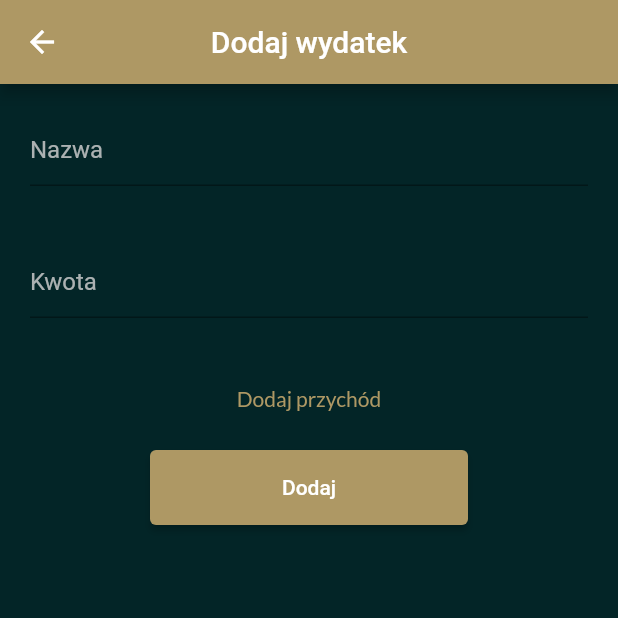
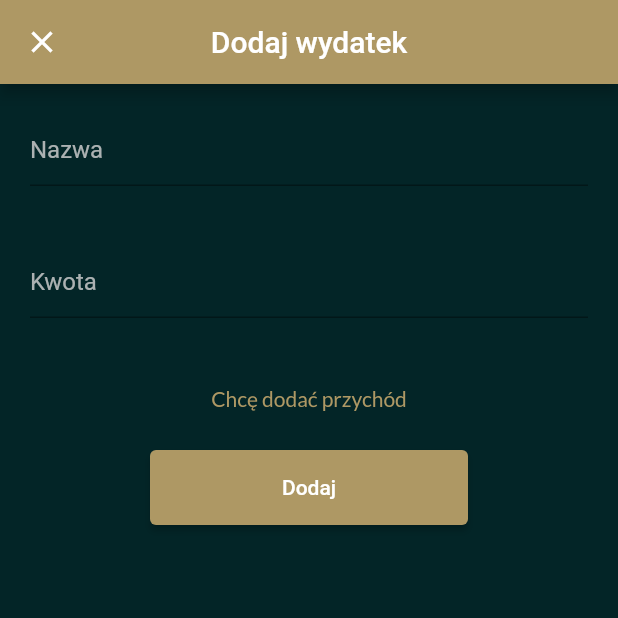
Before and after one commit to patrykstraczek/myfin, a Flutter app: the screen it shows once a user with an empty profile is signed in, item 2 of the bottom bar chosen, after a tap on the "add" icon, on a phone screen of 412 x 824 dp, the top half of it. Run offline on Flutter 3.47's test engine with Material 2 defaults, Android fonts, the phone set to English and light mode, and no system bars; our stand-ins replace bloc, cloud_firestore, firebase_auth, firebase_core, flutter_bloc, google_fonts; accounts and stored records are empty.

Commit message:
commit on 'master'

```diff
--- a/lib/App/app.dart
+++ b/lib/App/app.dart
@@ -12,7 +12,7 @@ class MyApp extends StatelessWidget {
     return MaterialApp(
       title: 'Flutter Demo',
       theme: ThemeData(
-        primarySwatch: Colors.blue,
+        primarySwatch: Colors.blueGrey,
       ),
       home: const RootPage(),
     );
--- a/lib/App/features/home/account_balance_page.dart
+++ b/lib/App/features/home/account_balance_page.dart
@@ -34,6 +34,24 @@ class _AccountBalancePageState extends State<AccountBalancePage> {
                 for (final document in documents) ...[
                   Dismissible(
                     key: ValueKey(document.id),
+                    background: const DecoratedBox(
+                      decoration: BoxDecoration(
+                        color: Color.fromARGB(255, 3, 37, 39),
+                      ),
+                      child: Align(
+                        alignment: Alignment.centerRight,
+                        child: Padding(
+                          padding: EdgeInsets.only(right: 32.0),
+                          child: Icon(
+                            Icons.delete,
+                            color: Colors.white,
+                          ),
+                        ),
+                      ),
+                    ),
+                    confirmDismiss: (direction) async {
+                      return direction == DismissDirection.endToStart;
+                    },
                     onDismissed: (_) {
                       FirebaseFirestore.instance
                           .collection('spendings')
@@ -54,7 +72,7 @@ class _AccountBalancePageState extends State<AccountBalancePage> {
                                 style: const TextStyle(color: Colors.white),
                               ),
                               Text(
-                                document['value'].toString(),
+                                document['value'].toString() + 'zł',
                                 style: const TextStyle(color: Colors.white),
                               ),
                             ],
--- a/lib/App/features/home/add_page.dart
+++ b/lib/App/features/home/add_page.dart
@@ -22,7 +22,8 @@ class AddPage extends StatefulWidget {
 class _AddPageState extends State<AddPage> {
   var addingIncome = false;
   var name = '';
-  var value = 3.0.toString();
+  double? _value;
+  double? _income;
 
   @override
   Widget build(BuildContext context) {
@@ -31,7 +32,9 @@ class _AddPageState extends State<AddPage> {
         builder: (context, snapshot) {
           return Scaffold(
             appBar: AppBar(
-              title: const Text('Dodaj wydatek'),
+              title: addingIncome == false
+                  ? const Text('Dodaj wydatek')
+                  : const Text('Dodaj przychód'),
               centerTitle: true,
               backgroundColor: const Color.fromARGB(255, 174, 152, 100),
             ),
@@ -59,12 +62,12 @@ class _AddPageState extends State<AddPage> {
                   padding: const EdgeInsets.all(20.0),
                   child: TextField(
                     controller: widget.valueController,
-                    keyboardType: TextInputType.number,
                     onChanged: (newValue) {
                       setState(() {
-                        value = newValue;
+                        _value = double.parse(newValue);
                       });
                     },
+                    keyboardType: TextInputType.number,
                     decoration: const InputDecoration(
                       hintText: 'Kwota',
                       hintStyle: TextStyle(
@@ -81,7 +84,7 @@ class _AddPageState extends State<AddPage> {
                           addingIncome = true;
                         });
                       },
-                      child: Text('Dodaj przychód',
+                      child: Text('Chcę dodać przychód',
                           style: GoogleFonts.lato(
                             color: const Color.fromARGB(255, 174, 152, 100),
                           )))
@@ -94,7 +97,7 @@ class _AddPageState extends State<AddPage> {
                       });
                     },
                     child: Text(
-                      'Dodaj wydatek',
+                      'Chcę dodać wydatek',
                       style: GoogleFonts.lato(
                         color: const Color.fromARGB(255, 174, 152, 100),
                       ),
@@ -107,8 +110,8 @@ class _AddPageState extends State<AddPage> {
                     child: ElevatedButton(
                       onPressed: () {
                         FirebaseFirestore.instance.collection('spendings').add({
-                          'name': widget.nameController.text,
-                          'value': widget.valueController.text
+                          'name': name,
+                          'value': _value,
                         });
                       },
                       child: const Text('Dodaj'),
@@ -125,10 +128,7 @@ class _AddPageState extends State<AddPage> {
                     child: ElevatedButton(
                       onPressed: () {
                         FirebaseFirestore.instance.collection('incomes').add(
-                          {
-                            'name': widget.nameController.text,
-                            'income': widget.valueController.text
-                          },
+                          {'name': name, 'income': _income},
                         );
                       },
                       child: const Text('Dodaj'),
--- a/lib/App/features/home/home_page.dart
+++ b/lib/App/features/home/home_page.dart
@@ -28,6 +28,7 @@ class _HomePageState extends State<HomePage> {
         backgroundColor: const Color.fromARGB(255, 0, 0, 0),
         onPressed: () {
           Navigator.of(context).push(MaterialPageRoute(
+            fullscreenDialog: true,
             builder: (_) => AddPage(),
           ));
         },
--- a/lib/App/features/home/incomes_page.dart
+++ b/lib/App/features/home/incomes_page.dart
@@ -33,6 +33,24 @@ class _IncomesPage extends State<IncomesPage> {
                 for (final document in documents) ...[
                   Dismissible(
                     key: ValueKey(document.id),
+                    background: const DecoratedBox(
+                      decoration: BoxDecoration(
+                        color: Color.fromARGB(255, 3, 37, 39),
+                      ),
+                      child: Align(
+                        alignment: Alignment.centerLeft,
+                        child: Padding(
+                          padding: EdgeInsets.only(left: 32.0),
+                          child: Icon(
+                            Icons.delete,
+                            color: Colors.white,
+                          ),
+                        ),
+                      ),
+                    ),
+                    confirmDismiss: (direction) async {
+                      return direction == DismissDirection.startToEnd;
+                    },
                     onDismissed: (_) {
                       FirebaseFirestore.instance
                           .collection('incomes')
@@ -53,7 +71,7 @@ class _IncomesPage extends State<IncomesPage> {
                                 style: const TextStyle(color: Colors.white),
                               ),
                               Text(
-                                document['income'].toString(),
+                                document['income'].toString() + 'zł',
                                 style: const TextStyle(color: Colors.white),
                               ),
                             ],
--- a/lib/App/features/home/info_page.dart
+++ b/lib/App/features/home/info_page.dart
@@ -41,7 +41,7 @@ class InfoPage extends StatelessWidget {
           Text(
             'Version 0.1',
             style: GoogleFonts.lato(
-              color: Colors.white,
+              color: const Color.fromARGB(125, 255, 255, 255),
             ),
           ),
         ],
--- a/pubspec.yaml
+++ b/pubspec.yaml
@@ -50,6 +50,12 @@ dev_dependencies:
   # package. See that file for information about deactivating specific lint
   # rules and activating additional ones.
   flutter_lints: ^1.0.0
+  flutter_launcher_icons: ^0.9.3
+
+flutter_icons:
+  android: "launcher_icon"
+  ios: true
+  image_path: "images/assets/icon/Iconv3.png"
 
 # For information on the generic Dart part of this file, see the
 # following page: https://dart.dev/tools/pub/pubspec
```
Also changed, not shown: images/MyFi.png (deleted), images/MyFi_2.png (deleted), images/assets/icon/Iconv3.png (added), pubspec.lock, 22 other files.
